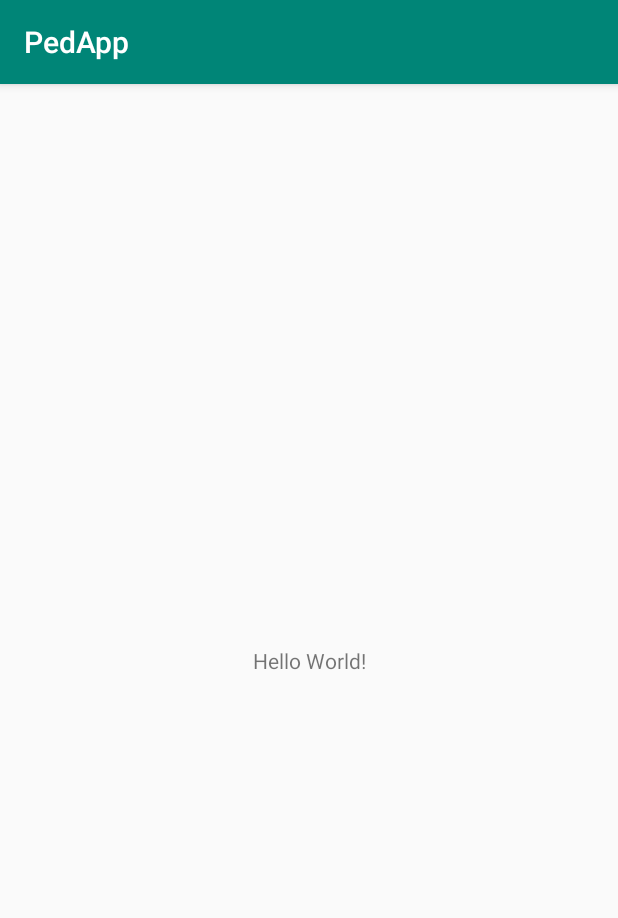
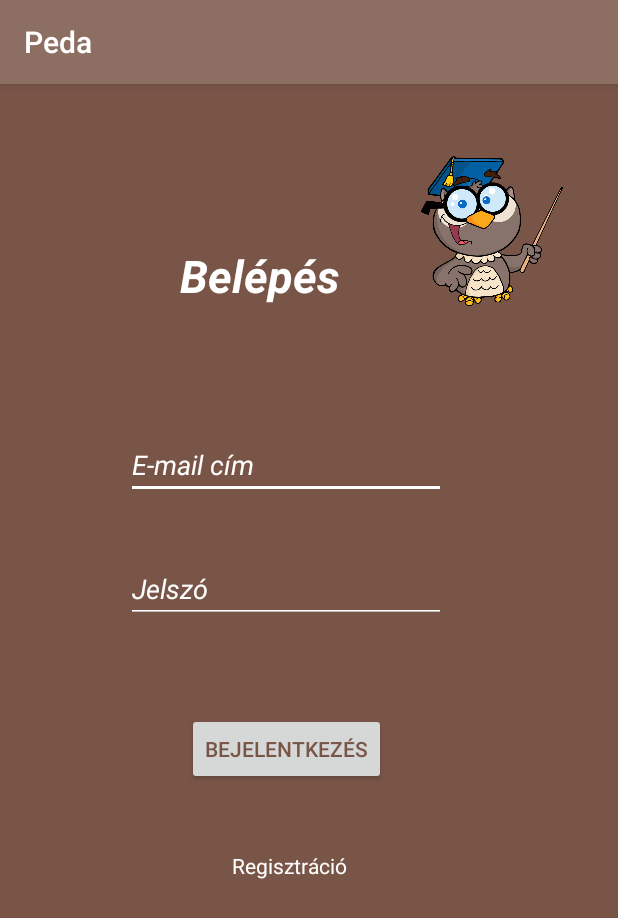
Before and after one commit to szaboandrea/PedaApp, an Android app: the screen it shows after launch (MainActivity), on a phone screen of 412 x 824 dp. Shown: the top 918 px of the screen. Run offline under Robolectric (Android 15) with nearby library versions, the phone set to English and light mode, and no system bars.

Commit message:
Login page

```diff
--- a/app/src/main/res/layout/activity_main.xml
+++ b/app/src/main/res/layout/activity_main.xml
@@ -4,15 +4,122 @@
     xmlns:tools="http://schemas.android.com/tools"
     android:layout_width="match_parent"
     android:layout_height="match_parent"
+    android:background="@color/background"
     tools:context=".MainActivity">
 
-    <TextView
+    <ImageView
+        android:id="@+id/ImageViewLogo"
+        android:layout_width="100dp"
+        android:layout_height="100dp"
+        android:contentDescription="@string/logo"
+        android:src="@drawable/logo"
+        app:layout_constraintBottom_toBottomOf="parent"
+        app:layout_constraintHorizontal_bias="0.892"
+        app:layout_constraintLeft_toLeftOf="parent"
+        app:layout_constraintRight_toRightOf="parent"
+        app:layout_constraintTop_toTopOf="parent"
+        app:layout_constraintVertical_bias="0.072" />
+
+    <EditText
+        android:id="@+id/EditTextEmail"
         android:layout_width="wrap_content"
         android:layout_height="wrap_content"
-        android:text="Hello World!"
+        android:layout_marginStart="56dp"
+        android:layout_marginTop="83dp"
+        android:layout_marginEnd="87dp"
+        android:autofillHints="email"
+        android:backgroundTint="@color/white"
+        android:ems="10"
+        android:hint="@string/email"
+        android:inputType="textPersonName"
+        android:textColor="@color/white"
+        android:textColorHighlight="@color/white"
+        android:textColorHint="@color/white"
+        android:textCursorDrawable="@color/white"
+        android:textStyle="normal|italic"
         app:layout_constraintBottom_toBottomOf="parent"
-        app:layout_constraintLeft_toLeftOf="parent"
-        app:layout_constraintRight_toRightOf="parent"
-        app:layout_constraintTop_toTopOf="parent" />
+        app:layout_constraintEnd_toEndOf="parent"
+        app:layout_constraintHorizontal_bias="0.509"
+        app:layout_constraintStart_toStartOf="parent"
+        app:layout_constraintTop_toBottomOf="@+id/ImageViewLogo"
+        app:layout_constraintVertical_bias="0.0" />
+
+    <EditText
+        android:id="@+id/EditTextPassword"
+        android:layout_width="wrap_content"
+        android:layout_height="wrap_content"
+        android:layout_marginStart="56dp"
+        android:layout_marginTop="37dp"
+        android:layout_marginEnd="87dp"
+        android:layout_marginBottom="333dp"
+        android:autofillHints="password"
+        android:backgroundTint="@color/white"
+        android:ems="10"
+        android:hint="@string/password"
+        android:textColor="@color/white"
+        android:inputType="textPersonName"
+        android:textColorHighlight="@color/white"
+        android:textColorHint="@color/white"
+        android:textColorLink="@color/white"
+        android:textCursorDrawable="@color/white"
+        android:textStyle="normal|italic"
+        app:layout_constraintBottom_toBottomOf="parent"
+        app:layout_constraintEnd_toEndOf="parent"
+        app:layout_constraintHorizontal_bias="0.509"
+        app:layout_constraintStart_toStartOf="parent"
+        app:layout_constraintTop_toBottomOf="@+id/EditTextEmail"
+        app:layout_constraintVertical_bias="0.0" />
+
+    <Button
+        android:id="@+id/ButtonLogin"
+        android:layout_width="wrap_content"
+        android:layout_height="wrap_content"
+        android:layout_marginStart="138dp"
+        android:layout_marginTop="60dp"
+        android:layout_marginEnd="185dp"
+        android:gravity="center_horizontal|center_vertical"
+        android:text="@string/login"
+        android:textColor="@color/background"
+        app:layout_constraintEnd_toEndOf="parent"
+        app:layout_constraintHorizontal_bias="0.311"
+        app:layout_constraintStart_toStartOf="parent"
+        app:layout_constraintTop_toBottomOf="@+id/EditTextPassword" />
+
+    <TextView
+        android:id="@+id/TextViewRegistration"
+        android:layout_width="wrap_content"
+        android:layout_height="wrap_content"
+        android:layout_marginStart="159dp"
+        android:layout_marginTop="44dp"
+        android:layout_marginEnd="193dp"
+        android:layout_marginBottom="141dp"
+        android:gravity="center"
+        android:text="@string/registration"
+        android:textColor="@color/white"
+        app:layout_constraintBottom_toBottomOf="parent"
+        app:layout_constraintEnd_toEndOf="parent"
+        app:layout_constraintHorizontal_bias="0.3"
+        app:layout_constraintStart_toStartOf="parent"
+        app:layout_constraintTop_toBottomOf="@+id/ButtonLogin"
+        app:layout_constraintVertical_bias="0.0" />
+
+    <TextView
+        android:id="@+id/TextViewMotto"
+        android:layout_width="110dp"
+        android:layout_height="80dp"
+        android:layout_marginStart="120dp"
+        android:layout_marginTop="53dp"
+        android:layout_marginEnd="48dp"
+        android:layout_marginBottom="25dp"
+        android:text="@string/belepes"
+        android:textColor="@color/white"
+        android:textSize="30sp"
+        android:textStyle="bold|italic"
+        app:layout_constraintBottom_toTopOf="@+id/EditTextEmail"
+        app:layout_constraintEnd_toStartOf="@+id/ImageViewLogo"
+        app:layout_constraintHorizontal_bias="1.0"
+        app:layout_constraintStart_toStartOf="parent"
+        app:layout_constraintTop_toTopOf="parent"
+        app:layout_constraintVertical_bias="0.746" />
 
 </androidx.constraintlayout.widget.ConstraintLayout>
--- a/app/src/main/res/values/colors.xml
+++ b/app/src/main/res/values/colors.xml
@@ -1,6 +1,8 @@
 <?xml version="1.0" encoding="utf-8"?>
 <resources>
-    <color name="colorPrimary">#008577</color>
-    <color name="colorPrimaryDark">#00574B</color>
-    <color name="colorAccent">#D81B60</color>
+    <color name="colorPrimary">#8d6e63</color>
+    <color name="colorPrimaryDark">#8d6e63</color>
+    <color name="colorAccent">#795548</color>
+    <color name="white">#FFFFFF</color>
+    <color name="background">#795548</color>
 </resources>
--- a/app/src/main/res/values/strings.xml
+++ b/app/src/main/res/values/strings.xml
@@ -1,3 +1,9 @@
 <resources>
-    <string name="app_name">PedApp</string>
+    <string name="app_name">Peda</string>
+    <string name ="logo">Logo</string>
+    <string name="email">E-mail cím</string>
+    <string name="password">Jelszó</string>
+    <string name="login">Bejelentkezés</string>
+    <string name="registration">Regisztráció</string>
+    <string name="belepes">Belépés</string>>
 </resources>
```
Also changed, not shown: app/src/main/res/drawable/logo.png (added).
